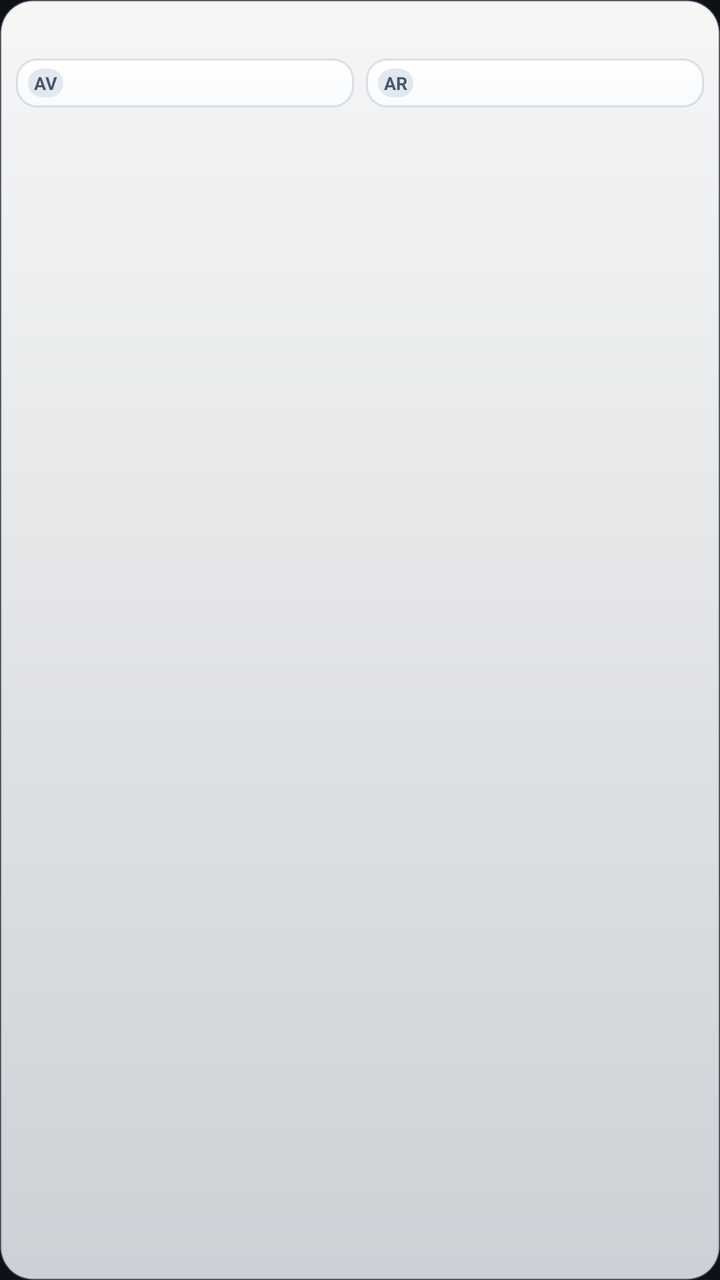
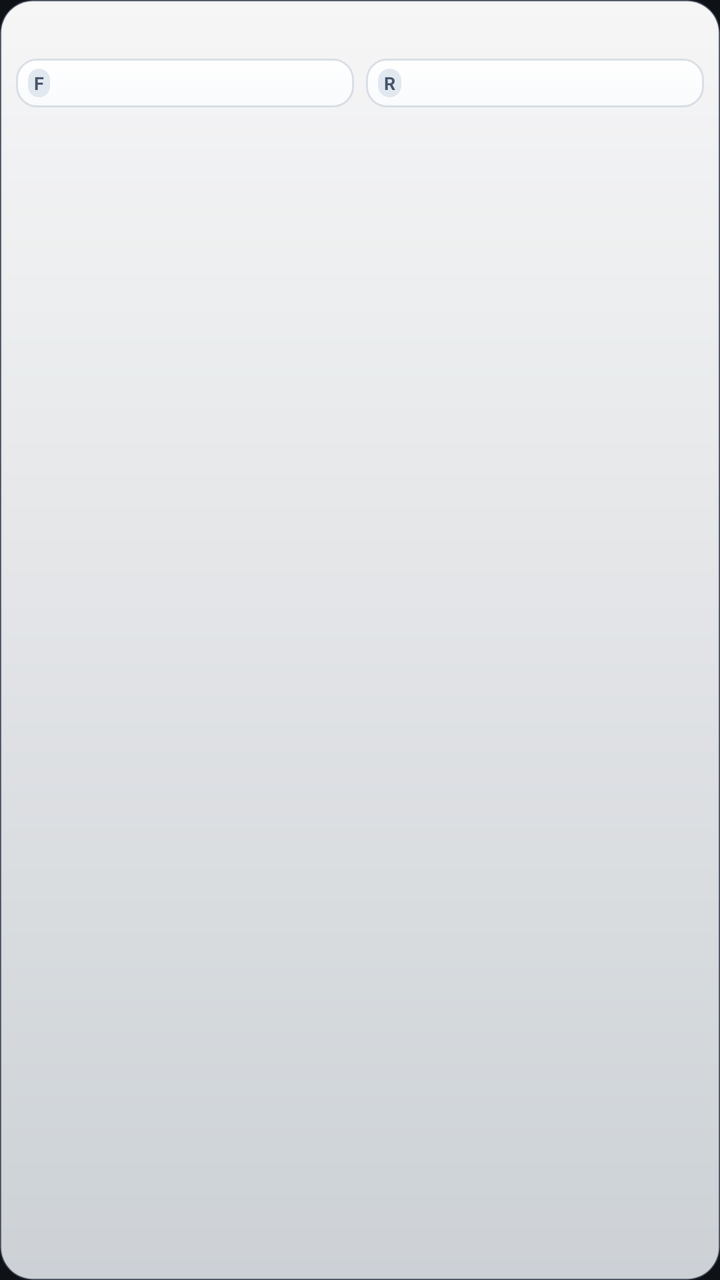

An Android layout rendered at two revisions. The XML below is the earlier revision; the diff shows what the commit changed to produce the second picture.
<!-- AndroidManifest.xml: application theme Theme.TirePressure -->
<!-- res/layout/widget_single_bike_setup_item_light.xml -->
<?xml version="1.0" encoding="utf-8"?>
<LinearLayout xmlns:android="http://schemas.android.com/apk/res/android"
    android:layout_width="match_parent"
    android:layout_height="wrap_content"
    android:layout_marginBottom="6dp"
    android:background="@drawable/widget_card_light"
    android:orientation="vertical"
    android:padding="8dp">

    
    <LinearLayout
        android:layout_width="match_parent"
        android:layout_height="wrap_content"
        android:gravity="center_vertical"
        android:orientation="horizontal">

        <TextView
            android:id="@+id/setup_item_name"
            android:layout_width="0dp"
            android:layout_height="wrap_content"
            android:layout_weight="1"
            android:ellipsize="end"
            android:fontFamily="sans-serif-medium"
            android:maxLines="1"
            android:textColor="#0F172A"
            android:textSize="12sp"
            android:textStyle="bold" />

        <TextView
            android:id="@+id/setup_item_style_badge"
            android:layout_width="wrap_content"
            android:layout_height="wrap_content"
            android:background="@drawable/widget_badge_discipline_light"
            android:paddingHorizontal="5dp"
            android:paddingVertical="1dp"
            android:textColor="#475569"
            android:textSize="9sp"
            android:visibility="gone" />

        <ImageView
            android:id="@+id/setup_item_warning"
            android:layout_width="16dp"
            android:layout_height="16dp"
            android:layout_marginStart="4dp"
            android:contentDescription="Warning"
            android:src="@drawable/ic_widget_warning"
            android:visibility="gone" />
    </LinearLayout>

    
    <LinearLayout
        android:layout_width="match_parent"
        android:layout_height="wrap_content"
        android:layout_marginTop="5dp"
        android:orientation="horizontal">

        
        <LinearLayout
            android:layout_width="0dp"
            android:layout_height="wrap_content"
            android:layout_marginEnd="3dp"
            android:layout_weight="1"
            android:background="@drawable/widget_pressure_pill_light"
            android:gravity="center_vertical"
            android:orientation="horizontal"
            android:paddingHorizontal="6dp"
            android:paddingVertical="4dp">

            <TextView
                android:id="@+id/setup_front_abbr"
                android:layout_width="wrap_content"
                android:layout_height="wrap_content"
                android:background="@drawable/widget_badge_discipline_light"
                android:paddingHorizontal="3dp"
                android:paddingVertical="1dp"
                android:text="AV"
                android:textColor="#475569"
                android:textSize="9sp"
                android:textStyle="bold" />

            <TextView
                android:id="@+id/setup_front_dry_val"
                android:layout_width="match_parent"
                android:layout_height="wrap_content"
                android:gravity="end"
                android:singleLine="true"
                android:textColor="#435900"
                android:textSize="12sp"
                android:textStyle="bold" />
        </LinearLayout>

        
        <LinearLayout
            android:layout_width="0dp"
            android:layout_height="wrap_content"
            android:layout_marginStart="3dp"
            android:layout_weight="1"
            android:background="@drawable/widget_pressure_pill_light"
            android:gravity="center_vertical"
            android:orientation="horizontal"
            android:paddingHorizontal="6dp"
            android:paddingVertical="4dp">

            <TextView
                android:id="@+id/setup_rear_abbr"
                android:layout_width="wrap_content"
                android:layout_height="wrap_content"
                android:background="@drawable/widget_badge_discipline_light"
                android:paddingHorizontal="3dp"
                android:paddingVertical="1dp"
                android:text="AR"
                android:textColor="#475569"
                android:textSize="9sp"
                android:textStyle="bold" />

            <TextView
                android:id="@+id/setup_rear_dry_val"
                android:layout_width="match_parent"
                android:layout_height="wrap_content"
                android:gravity="end"
                android:singleLine="true"
                android:textColor="#435900"
                android:textSize="12sp"
                android:textStyle="bold" />
        </LinearLayout>
    </LinearLayout>

    
    <TextView
        android:id="@+id/setup_wet_info"
        android:layout_width="match_parent"
        android:layout_height="wrap_content"
        android:layout_marginTop="3dp"
        android:gravity="end"
        android:textColor="#64748B"
        android:textSize="10sp" />
</LinearLayout>
<!-- resources referenced by this layout -->
<resources>
  <!-- drawable ic_widget_warning (drawable) -->
  <vector xmlns:android="http://schemas.android.com/apk/res/android"
      android:width="24dp"
      android:height="24dp"
      android:viewportWidth="24"
      android:viewportHeight="24">
      <path
          android:fillColor="#F59E0B"
          android:pathData="M1,21h22L12,2 1,21zM13,18h-2v-2h2v2zM13,14h-2v-4h2v4z"/>
  </vector>
  <!-- drawable widget_badge_discipline_light (drawable) -->
  <?xml version="1.0" encoding="utf-8"?>
  <shape xmlns:android="http://schemas.android.com/apk/res/android"
      android:shape="rectangle">
      <solid android:color="#E2E8F0" />
      <corners android:radius="8dp" />
  </shape>
  <!-- drawable widget_card_light (drawable) -->
  <?xml version="1.0" encoding="utf-8"?>
  <shape xmlns:android="http://schemas.android.com/apk/res/android"
      android:shape="rectangle">
      <gradient
          android:startColor="#F5FFFFFF"
          android:endColor="#D9EDF2F7"
          android:angle="270" />
      <corners android:radius="16dp" />
      <stroke
          android:width="1dp"
          android:color="#4D94A3B8" />
  </shape>
  <!-- drawable widget_pressure_pill_light (drawable) -->
  <?xml version="1.0" encoding="utf-8"?>
  <shape xmlns:android="http://schemas.android.com/apk/res/android"
      android:shape="rectangle">
      <gradient
          android:startColor="#FFFFFF"
          android:endColor="#F2F8FAFC"
          android:angle="270" />
      <corners android:radius="10dp" />
      <stroke
          android:width="1dp"
          android:color="#4D94A3B8" />
  </shape>
  <style name="Theme.TirePressure" parent="android:Theme.Material.NoActionBar">
          <item name="android:windowBackground">@color/background_dark</item>
          <item name="android:statusBarColor">@android:color/transparent</item>
          <item name="android:navigationBarColor">@android:color/transparent</item>
          <item name="android:enforceNavigationBarContrast" tools:targetApi="q">false</item>
          <item name="android:enforceStatusBarContrast" tools:targetApi="q">false</item>
      </style>
  <color name="background_dark">#0E1217</color>
</resources>

<!-- the commit's change to res/layout/widget_single_bike_setup_item_light.xml (unified diff, before → after) -->
@@ -73,7 +73,7 @@
                 android:background="@drawable/widget_badge_discipline_light"
                 android:paddingHorizontal="3dp"
                 android:paddingVertical="1dp"
-                android:text="AV"
+                android:text="@string/widget_front_abbr"
                 android:textColor="#475569"
                 android:textSize="9sp"
                 android:textStyle="bold" />
@@ -82,6 +82,7 @@
                 android:id="@+id/setup_front_dry_val"
                 android:layout_width="match_parent"
                 android:layout_height="wrap_content"
+                android:fontFamily="sans-serif-medium"
                 android:gravity="end"
                 android:singleLine="true"
                 android:textColor="#435900"
@@ -108,7 +109,7 @@
                 android:background="@drawable/widget_badge_discipline_light"
                 android:paddingHorizontal="3dp"
                 android:paddingVertical="1dp"
-                android:text="AR"
+                android:text="@string/widget_rear_abbr"
                 android:textColor="#475569"
                 android:textSize="9sp"
                 android:textStyle="bold" />
@@ -117,6 +118,7 @@
                 android:id="@+id/setup_rear_dry_val"
                 android:layout_width="match_parent"
                 android:layout_height="wrap_content"
+                android:fontFamily="sans-serif-medium"
                 android:gravity="end"
                 android:singleLine="true"
                 android:textColor="#435900"
@@ -131,6 +133,7 @@
         android:layout_width="match_parent"
         android:layout_height="wrap_content"
         android:layout_marginTop="3dp"
+        android:fontFamily="sans-serif"
         android:gravity="end"
         android:textColor="#64748B"
         android:textSize="10sp" />
<!-- resource entries referenced after the edit -->
@@ -43,6 +43,8 @@
           android:width="1dp"
           android:color="#4D94A3B8" />
   </shape>
+  <string name="widget_front_abbr">F</string>
+  <string name="widget_rear_abbr">R</string>
   <style name="Theme.TirePressure" parent="android:Theme.Material.NoActionBar">
           <item name="android:windowBackground">@color/background_dark</item>
           <item name="android:statusBarColor">@android:color/transparent</item>
